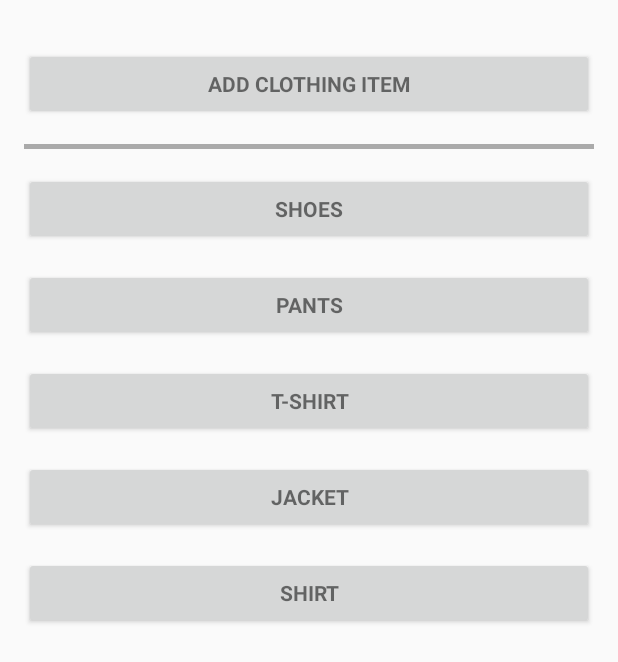
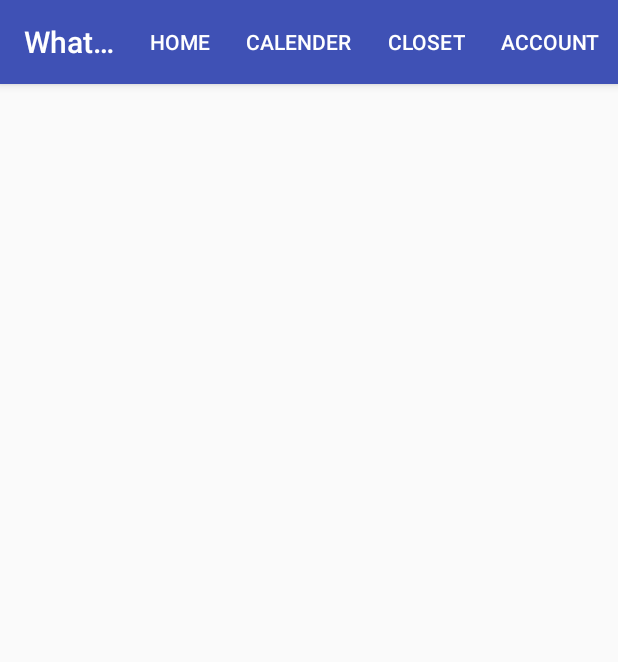
Before and after one commit to nrimal/MobileApps, an Android app: the LM_Fragment screen opened directly, with no data from a screen before it, after a tap on "SIGN IN", on a phone screen of 412 x 824 dp. Shown: the top 662 px of the screen. Run offline under Robolectric (Android 15) with nearby library versions, the phone set to English and light mode, and no system bars.

Commit message:
Setup firebase config stuff and added menu on toolbar

```diff
--- a/MyApplication/app/build.gradle
+++ b/MyApplication/app/build.gradle
@@ -24,7 +24,9 @@ dependencies {
     implementation 'com.android.support:design:28.0.0'
     implementation 'com.android.support.constraint:constraint-layout:1.1.3'
     implementation 'com.android.support:support-v4:28.0.0'
+    implementation 'com.google.firebase:firebase-core:16.0.1'
     testImplementation 'junit:junit:4.12'
     androidTestImplementation 'com.android.support.test:runner:1.0.2'
     androidTestImplementation 'com.android.support.test.espresso:espresso-core:3.0.2'
 }
+apply plugin: 'com.google.gms.google-services'
--- a/MyApplication/app/src/main/AndroidManifest.xml
+++ b/MyApplication/app/src/main/AndroidManifest.xml
@@ -39,14 +39,16 @@
             android:theme="@style/AppTheme.NoActionBar">
             <intent-filter>
                 <action android:name="android.intent.action.MAIN" />
+
                 <category android:name="android.intent.category.LAUNCHER" />
             </intent-filter>
         </activity>
         <activity
             android:name=".Add_Closet_Item_Activity"
             android:label="@string/title_activity_add__closet__item_"
-            android:theme="@style/AppTheme.NoActionBar"></activity>
-        <activity android:name=".new_Users"></activity>
+            android:theme="@style/AppTheme.NoActionBar" />
+        <activity android:name=".new_Users" />
+        <activity android:name=".HomeActivity"></activity>
     </application>
 
 </manifest>
--- /dev/null
+++ b/MyApplication/app/src/main/java/edu/osu/myapplication/HomeActivity.java
@@ -0,0 +1,63 @@
+package edu.osu.myapplication;
+
+import android.accounts.Account;
+import android.content.Intent;
+import android.support.v7.app.AppCompatActivity;
+import android.os.Bundle;
+import android.view.Menu;
+import android.view.MenuInflater;
+import android.view.MenuItem;
+import android.view.View;
+import android.widget.PopupMenu;
+
+public class HomeActivity extends AppCompatActivity {
+    private Intent currentRunning;
+    @Override
+    protected void onCreate(Bundle savedInstanceState) {
+        super.onCreate(savedInstanceState);
+        setContentView(R.layout.activity_home);
+    }
+
+    @Override
+    public boolean onCreateOptionsMenu(Menu menu) {
+        MenuInflater inflater = getMenuInflater();
+        inflater.inflate(R.menu.menu_preferences, menu);
+        return true;
+    }
+    @Override
+    public boolean onOptionsItemSelected(MenuItem item) {
+        // Handle item selection
+        switch (item.getItemId()) {
+            case R.id.home_activity:
+                killRunningActivity();
+                return true;
+            case R.id.calender:
+                return true;
+            case R.id.closet:
+                Intent closetIntent = new Intent(HomeActivity.this, Closet.class);
+                currentRunning = closetIntent;
+                startActivity(closetIntent);
+                return true;
+            case R.id.account:
+                Intent accountIntent = new Intent(HomeActivity.this, PreferencesActivity.class);
+                currentRunning = accountIntent;
+                startActivity(accountIntent);
+                return true;
+            default:
+                return true;
+        }
+    }
+
+//    public void showPopup(View v){
+//        PopupMenu popup = new PopupMenu(this, v);
+//
+//    }
+//
+//    @Override
+//    public boolean onMenuItemClick(MenuItem item){
+//
+//    }
+    private void killRunningActivity(){
+//        currentRunning.stack
+    }
+}
--- a/MyApplication/app/src/main/java/edu/osu/myapplication/LM_Fragment.java
+++ b/MyApplication/app/src/main/java/edu/osu/myapplication/LM_Fragment.java
@@ -71,8 +71,10 @@ public class LM_Fragment extends Fragment implements View.OnClickListener {
         switch(v.getId()){
             case R.id.username_sign_in_button:
 //                attemptLogin();
-                Intent ClosetIntent = new Intent(getActivity(),Closet.class);
-                startActivity(ClosetIntent);
+//                Intent ClosetIntent = new Intent(getActivity(),Closet.class);
+//                startActivity(ClosetIntent);
+                Intent homeActivity = new Intent(getActivity(), HomeActivity.class);
+                startActivity(homeActivity);
 
                 break;
             case R.id.username_register_button:
--- a/MyApplication/app/src/main/java/edu/osu/myapplication/LoginActivity.java
+++ b/MyApplication/app/src/main/java/edu/osu/myapplication/LoginActivity.java
@@ -11,9 +11,9 @@ import android.widget.Spinner;
 /**
  * A login screen that offers login via username/password.
  */
-public class LoginActivity extends AppCompatActivity {
+public class LoginActivity extends HomeActivity {
 
-    private static final String TAG = "Login_Activity";
+    private final String TAG = getClass().getSimpleName();
 
     /**
      * Keep track of the login task to ensure we can cancel it if requested.
--- /dev/null
+++ b/MyApplication/app/src/main/res/layout/activity_home.xml
@@ -0,0 +1,9 @@
+<?xml version="1.0" encoding="utf-8"?>
+<android.support.constraint.ConstraintLayout xmlns:android="http://schemas.android.com/apk/res/android"
+    xmlns:app="http://schemas.android.com/apk/res-auto"
+    xmlns:tools="http://schemas.android.com/tools"
+    android:layout_width="match_parent"
+    android:layout_height="match_parent"
+    tools:context=".HomeActivity">
+
+</android.support.constraint.ConstraintLayout>
--- a/MyApplication/app/src/main/res/menu/menu_preferences.xml
+++ b/MyApplication/app/src/main/res/menu/menu_preferences.xml
@@ -1,10 +1,21 @@
 <menu xmlns:android="http://schemas.android.com/apk/res/android"
-    xmlns:app="http://schemas.android.com/apk/res-auto"
-    xmlns:tools="http://schemas.android.com/tools"
-    tools:context="edu.osu.myapplication.PreferencesActivity">
+    xmlns:app="http://schemas.android.com/apk/res-auto">
+    <group>
     <item
-        android:id="@+id/action_settings"
-        android:orderInCategory="100"
-        android:title="@string/action_settings"
-        app:showAsAction="never" />
+    android:id="@+id/home_activity"
+    android:title="@string/home"
+        app:showAsAction="always"/>
+    <item
+        android:id="@+id/calender"
+        android:title="@string/calender"
+        app:showAsAction="always"/>
+    <item
+        android:id="@+id/closet"
+        android:title="@string/closet"
+        app:showAsAction="always"/>
+    <item
+        android:id="@+id/account"
+        android:title="@string/account"
+        app:showAsAction="always"/>
+    </group>
 </menu>
--- a/MyApplication/app/src/main/res/values/strings.xml
+++ b/MyApplication/app/src/main/res/values/strings.xml
@@ -88,7 +88,6 @@
     </string-array>
 
 
-
     <!-- New Users Page-->
     <string name="new_users">New Users</string>
     <string name="user_name">User Name:</string>
@@ -117,6 +116,12 @@
 
     <string name="register">Register</string>
 
+    <!--Menu-Page-->
+    <string name="home">Home</string>
+    <string name="calender">Calender</string>
+    <string name="closet">Closet</string>
+    <string name="account">Account</string>
+
 
     <!-- TODO: Remove or change this placeholder text -->
     <string name="hello_blank_fragment">Hello blank fragment</string>
--- a/MyApplication/build.gradle
+++ b/MyApplication/build.gradle
@@ -8,7 +8,7 @@ buildscript {
     }
     dependencies {
         classpath 'com.android.tools.build:gradle:3.2.0'
-
+        classpath 'com.google.gms:google-services:4.0.1'
 
         // NOTE: Do not place your application dependencies here; they belong
         // in the individual module build.gradle files
```
Also changed, not shown: 1 other file.
